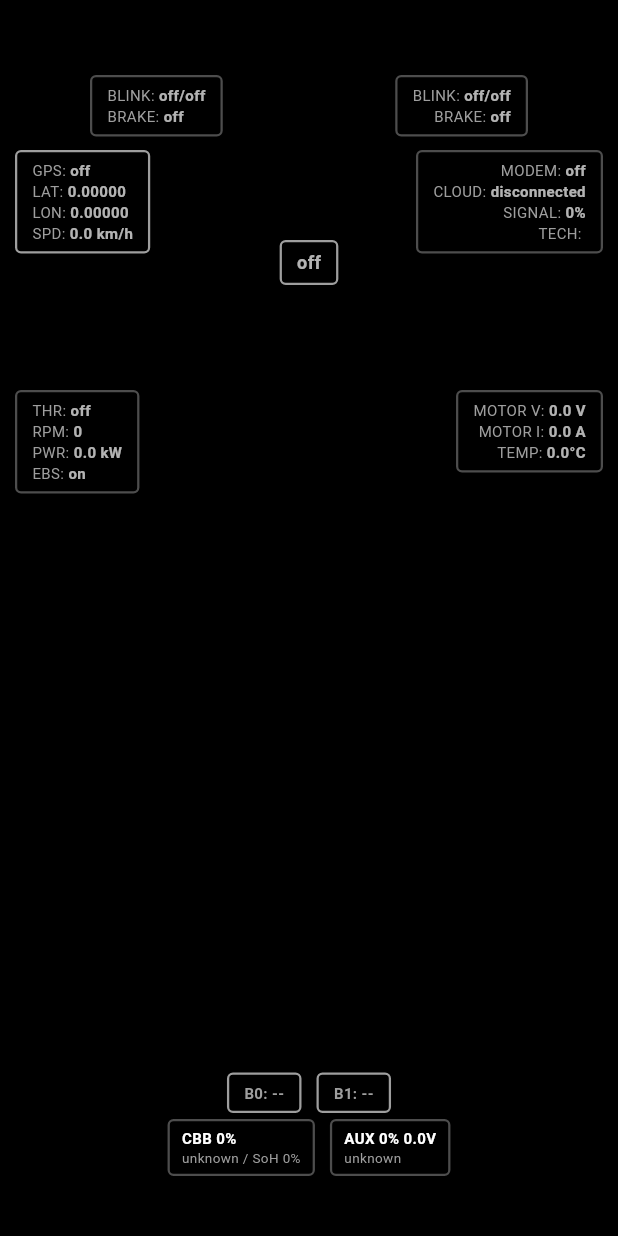
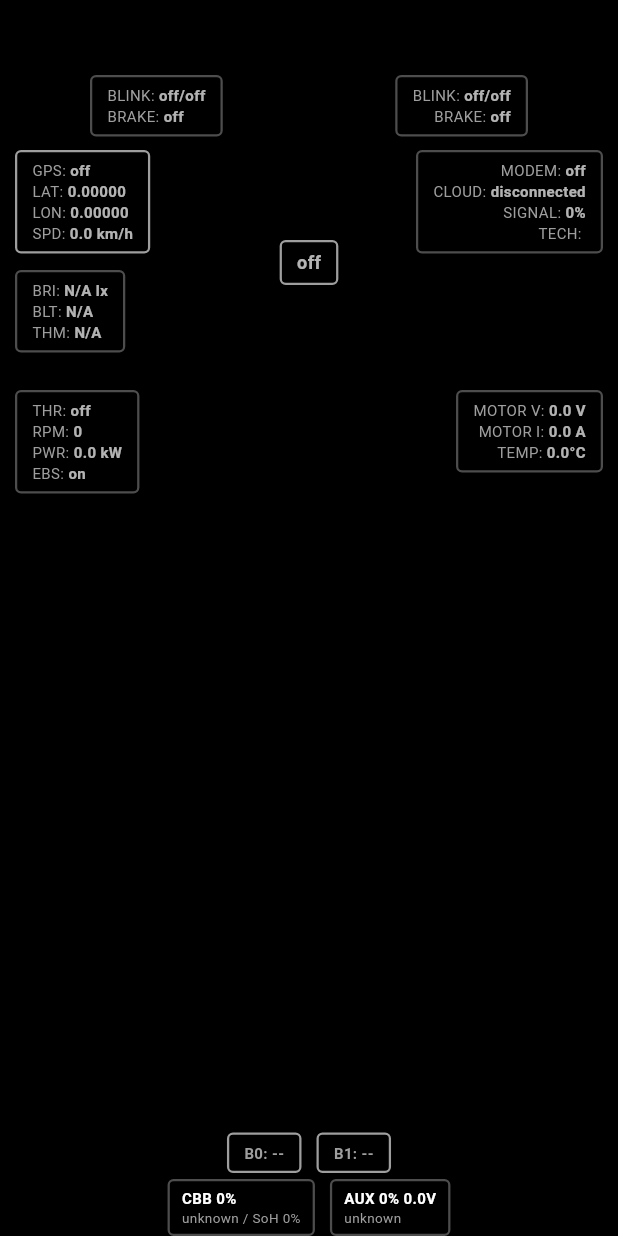
Before and after one commit to ligustah/scootui, a Flutter app: the DebugOverlay widget shown alone on an empty page, opened directly, on a phone screen of 412 x 824 dp. Run offline on Flutter 3.47's test engine with Material 3 defaults, Android fonts, the phone set to English and light mode, and no system bars; our stand-ins replace dio, equatable, flutter_bloc, flutter_map, flutter_svg, freezed_annotation and 4 more; missing offline and left inert: analyzer, build, flutter_map_animations, google_polyline_algorithm, mbtiles, rbush and 5 more.

Commit message:
feat: Extend debug overlay with brightness/backlight values and clean up some

```diff
--- a/lib/cubits/all.dart
+++ b/lib/cubits/all.dart
@@ -14,6 +14,7 @@ import 'system_cubit.dart';
 import 'theme_cubit.dart';
 import 'trip_cubit.dart';
 import 'version_overlay_cubit.dart';
+import 'dashboard_cubit.dart';
 
 final List<SingleChildWidget> allCubits = [
   BlocProvider(create: ThemeCubit.create),
@@ -38,4 +39,5 @@ final List<SingleChildWidget> allCubits = [
   BlocProvider(create: DebugOverlayCubit.create),
   BlocProvider(create: ShortcutMenuCubit.create),
   BlocProvider(create: VersionOverlayCubit.create),
+  BlocProvider(create: DashboardSyncCubit.create),
 ];
--- /dev/null
+++ b/lib/cubits/dashboard_cubit.dart
@@ -0,0 +1,18 @@
+import 'package:flutter/widgets.dart';
+import 'package:flutter_bloc/flutter_bloc.dart';
+import 'package:scooter_cluster/repositories/mdb_repository.dart';
+import 'package:scooter_cluster/state/dashboard.dart';
+
+import 'syncable_cubit.dart';
+
+class DashboardSyncCubit extends SyncableCubit<DashboardData> {
+  static DashboardData watch(BuildContext context) => context.watch<DashboardSyncCubit>().state;
+
+  static DashboardSyncCubit create(BuildContext context) =>
+      DashboardSyncCubit(RepositoryProvider.of<MDBRepository>(context))..start();
+
+  static T select<T>(BuildContext context, T Function(DashboardData) selector) =>
+      selector(context.select((DashboardSyncCubit e) => e.state));
+
+  DashboardSyncCubit(MDBRepository repo) : super(redisRepository: repo, initialState: DashboardData.initial());
+}
--- a/lib/cubits/mdb_cubits.dart
+++ b/lib/cubits/mdb_cubits.dart
@@ -1,5 +1,3 @@
-import 'dart:async';
-
 import 'package:flutter/widgets.dart';
 import 'package:flutter_bloc/flutter_bloc.dart';
 
--- a/lib/screens/debug_screen.dart
+++ b/lib/screens/debug_screen.dart
@@ -2,6 +2,7 @@ import 'dart:async';
 
 import 'package:flutter/material.dart';
 import 'package:flutter_bloc/flutter_bloc.dart';
+import 'package:scooter_cluster/cubits/dashboard_cubit.dart';
 
 import '../repositories/mdb_repository.dart';
 import '../widgets/status_bars/top_status_bar.dart';
@@ -34,9 +35,9 @@ class _DebugScreenState extends State<DebugScreen> {
   @override
   void initState() {
     super.initState();
-    _loadData();
-    // Set up periodic refresh every 1 second
-    _refreshTimer = Timer.periodic(const Duration(milliseconds: 250), (_) => _loadData());
+    _loadLegacyData();
+    // Set up periodic refresh every 1 second for legacy data
+    _refreshTimer = Timer.periodic(const Duration(milliseconds: 250), (_) => _loadLegacyData());
   }
 
   @override
@@ -45,7 +46,8 @@ class _DebugScreenState extends State<DebugScreen> {
     super.dispose();
   }
 
-  Future<void> _loadData() async {
+  // Renamed to avoid conflict and clarify purpose
+  Future<void> _loadLegacyData() async {
     final mdbRepository = context.read<MDBRepository>();
 
     // Load data from Redis
@@ -90,6 +92,7 @@ class _DebugScreenState extends State<DebugScreen> {
   @override
   Widget build(BuildContext context) {
     final theme = Theme.of(context);
+    final dashboardData = DashboardSyncCubit.watch(context); // Watch DashboardSyncCubit
 
     return Container(
       width: 480,
@@ -344,6 +347,18 @@ class _DebugScreenState extends State<DebugScreen> {
                             ],
                           ),
                         ),
+
+                        // Dashboard Data (New)
+                        _buildTableRow(
+                          'Dashboard',
+                          _buildWrappingRow([
+                            _buildCompactItem('Bright', '${dashboardData.brightness?.toStringAsFixed(1) ?? "N/A"} lx'),
+                            _buildCompactItem('Backlight', dashboardData.backlight?.toString() ?? 'N/A'),
+                            _buildCompactItem('Theme', dashboardData.theme ?? 'N/A'),
+                            _buildCompactItem('Mode', dashboardData.mode ?? 'N/A'),
+                            _buildCompactItem('Debug', dashboardData.debug ?? 'N/A'),
+                          ]),
+                        ),
                       ],
                     ),
                   ],
--- /dev/null
+++ b/lib/state/dashboard.dart
@@ -0,0 +1,36 @@
+import 'package:scooter_cluster/builders/sync/annotations.dart';
+import 'package:scooter_cluster/builders/sync/settings.dart';
+
+part 'dashboard.g.dart'; // For StateGenerator
+
+// Removed @freezed
+@StateClass('dashboard', Duration(seconds: 1))
+class DashboardData with $DashboardData implements Syncable<DashboardData> {
+  @StateField()
+  double? brightness;
+  @StateField()
+  int? backlight;
+  @StateField()
+  String? theme;
+  @StateField()
+  String? mode;
+  @StateField()
+  String? debug;
+
+  // Constructor for initial values
+  DashboardData({
+    this.brightness,
+    this.backlight,
+    this.theme,
+    this.mode,
+    this.debug,
+  });
+
+  // Factory for a completely initial state, if needed by SyncableCubit
+  // Or the SyncableCubit can just use new DashboardData()
+  factory DashboardData.initial() => DashboardData();
+
+  // The update method is now generated by StateGenerator in dashboard.g.dart
+  // and mixed in via $DashboardData.
+  // syncSettings is also provided by $DashboardData mixin.
+}
--- a/lib/widgets/debug/debug_overlay.dart
+++ b/lib/widgets/debug/debug_overlay.dart
@@ -1,6 +1,7 @@
 import 'package:flutter/material.dart';
 import 'package:flutter_bloc/flutter_bloc.dart';
 
+import '../../cubits/dashboard_cubit.dart';
 import '../../cubits/mdb_cubits.dart';
 import '../../cubits/theme_cubit.dart';
 import '../../repositories/mdb_repository.dart';
@@ -57,6 +58,7 @@ class _DebugOverlayState extends State<DebugOverlay> {
     final battery1 = Battery2Sync.watch(context);
     final gps = GpsSync.watch(context);
     final internet = InternetSync.watch(context);
+    final dashboardData = DashboardSyncCubit.watch(context);
 
     final panelBackgroundColor = isDark ? Colors.black.withOpacity(0.6) : Colors.white.withOpacity(0.6);
     final borderColor = isDark ? Colors.white30 : Colors.black26;
@@ -199,7 +201,7 @@ class _DebugOverlayState extends State<DebugOverlay> {
 
         // Batteries positioned between TRIP and TOTAL in a 2x2 grid
         Positioned(
-          bottom: 40,
+          bottom: 0,
           left: 0,
           right: 0,
           child: Center(
@@ -359,6 +361,27 @@ class _DebugOverlayState extends State<DebugOverlay> {
             borderColor: borderColor,
             textColor: textColor,
             alignRight: true,
+          ),
+        ),
+
+        // Dashboard Info Panel
+        Positioned(
+          top: 180, // Adjust position as needed
+          left: 10,
+          child: _buildDebugPanel(
+            context,
+            content: Column(
+              crossAxisAlignment: CrossAxisAlignment.start,
+              mainAxisSize: MainAxisSize.min,
+              children: [
+                _buildDataPoint('BRI', '${dashboardData.brightness?.toStringAsFixed(1) ?? "N/A"} lx'),
+                _buildDataPoint('BLT', dashboardData.backlight?.toString() ?? 'N/A'),
+                _buildDataPoint('THM', dashboardData.theme ?? 'N/A'),
+              ],
+            ),
+            backgroundColor: panelBackgroundColor,
+            borderColor: borderColor,
+            textColor: textColor,
           ),
         ),
       ],
--- a/lib/widgets/general/odometer_display.dart
+++ b/lib/widgets/general/odometer_display.dart
@@ -1,7 +1,6 @@
 import 'package:flutter/material.dart';
 
 import '../../cubits/theme_cubit.dart';
-import '../indicators/speed_limit_indicator.dart';
 
 class OdometerDisplay extends StatelessWidget {
   final double tripDistance;
```
Also changed, not shown: lib/routing/valhalla.dart (+6 -15 lines), lib/routing/valhalla_models.dart (+3 -7 lines), lib/state/dashboard.g.dart (added).
